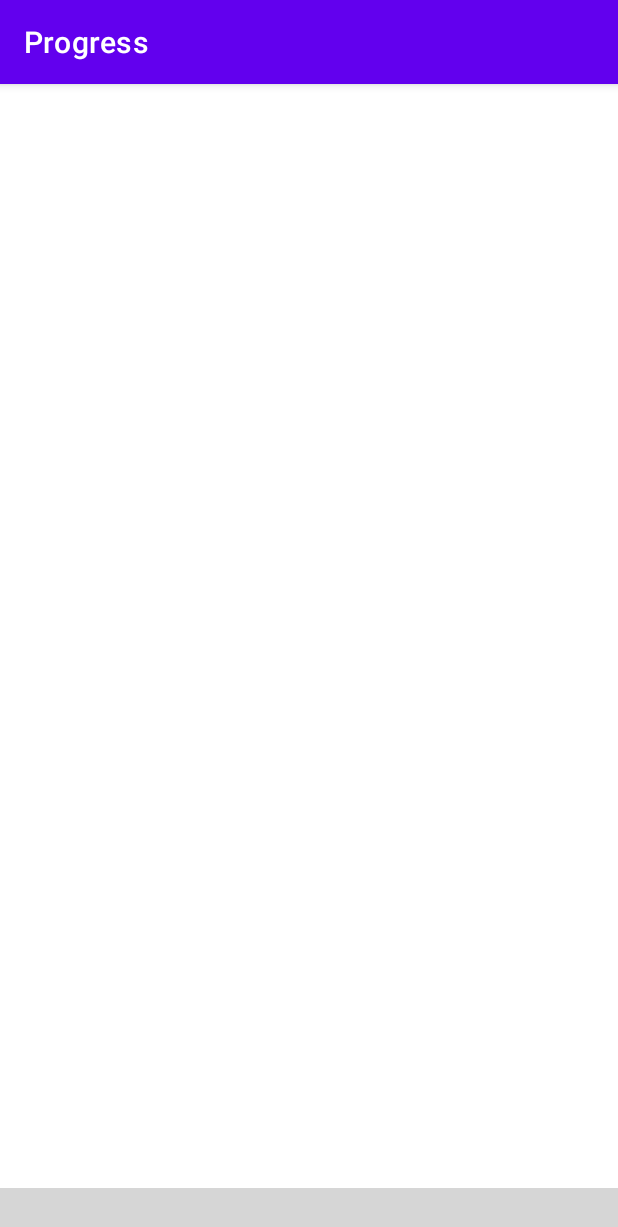
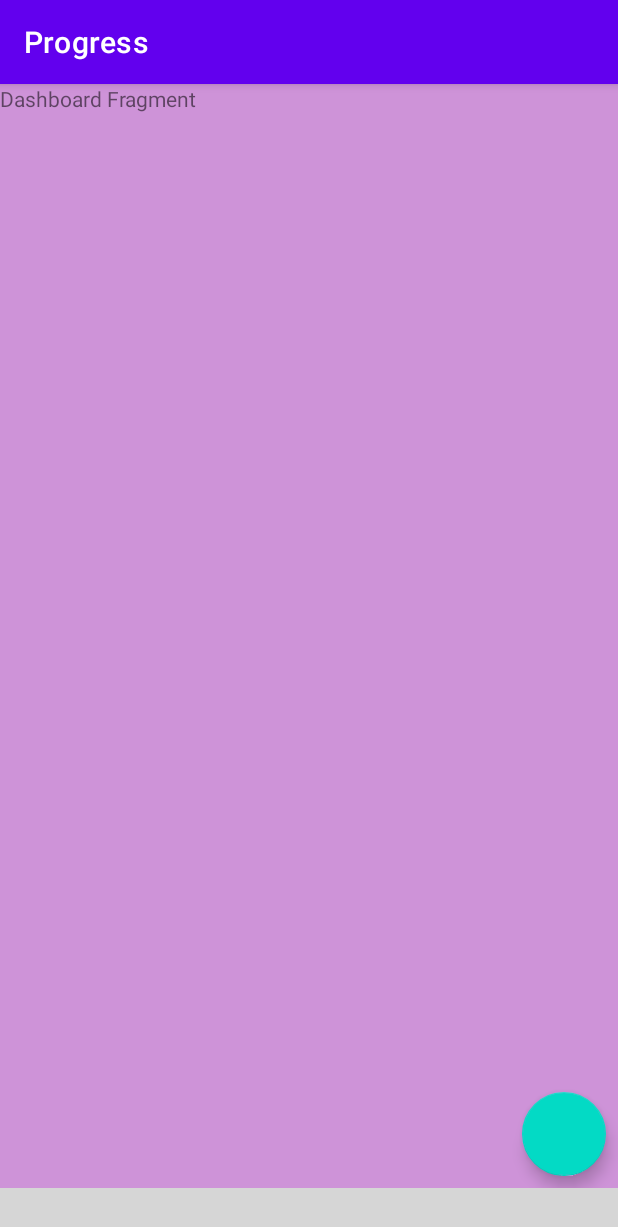
Before and after one commit to william-waiyanhtat/Progress, an Android app: the screen it shows after launch (MainActivity), on a phone screen of 412 x 824 dp. Shown: the top 1227 px of the screen. Run offline under Robolectric (Android 15) with nearby library versions, the phone set to English and light mode, and no system bars; our stand-ins replace Dagger/Hilt's generated code; plain views replace ChipNavigationBar; grey boxes are pictures that could not be loaded.

Commit message:
Fragment Container View Add Floating Action Button Add to Dashboard Fragment

```diff
--- a/app/build.gradle
+++ b/app/build.gradle
@@ -37,6 +37,11 @@ android {
 }
 
 dependencies {
+    def nav_version = "2.3.5"
+
+    // Kotlin
+    implementation("androidx.navigation:navigation-fragment-ktx:$nav_version")
+    implementation("androidx.navigation:navigation-ui-ktx:$nav_version")
 
     implementation "org.jetbrains.kotlin:kotlin-stdlib:$kotlin_version"
     implementation 'androidx.core:core-ktx:1.6.0'
@@ -70,6 +75,10 @@ dependencies {
     testImplementation 'junit:junit:4.+'
     testImplementation "com.google.truth:truth:1.1.3"
 
+    // Testing Navigation
+    androidTestImplementation("androidx.navigation:navigation-testing:$nav_version")
+
+
     androidTestImplementation "com.google.truth:truth:1.0.1"
     androidTestImplementation 'androidx.test.ext:junit:1.1.3'
     androidTestImplementation 'androidx.test.espresso:espresso-core:3.4.0'
--- a/app/src/main/res/layout/activity_main.xml
+++ b/app/src/main/res/layout/activity_main.xml
@@ -4,8 +4,22 @@
     xmlns:tools="http://schemas.android.com/tools"
     android:layout_width="match_parent"
     android:layout_height="match_parent"
+    android:orientation="vertical"
     tools:context=".MainActivity">
 
+
+    <androidx.fragment.app.FragmentContainerView
+        android:id="@+id/nav_host_fragment"
+        android:name="androidx.navigation.fragment.NavHostFragment"
+        android:layout_width="match_parent"
+        android:layout_height="0dp"
+        app:layout_constraintLeft_toLeftOf="parent"
+        app:layout_constraintRight_toRightOf="parent"
+        app:layout_constraintTop_toTopOf="parent"
+        app:layout_constraintBottom_toBottomOf="parent"
+        app:defaultNavHost="true"
+        android:layout_weight="1"
+        app:navGraph="@navigation/nav_graph" />
 
     <com.ismaeldivita.chipnavigation.ChipNavigationBar
         android:layout_width="match_parent"
--- a/app/src/main/res/layout/fragment_dashboard.xml
+++ b/app/src/main/res/layout/fragment_dashboard.xml
@@ -3,12 +3,20 @@
     xmlns:tools="http://schemas.android.com/tools"
     android:layout_width="match_parent"
     android:layout_height="match_parent"
+    android:background="#CE93D8"
     tools:context=".ui.DashboardFragment">
 
     <!-- TODO: Update blank fragment layout -->
     <TextView
         android:layout_width="match_parent"
         android:layout_height="match_parent"
-        android:text="@string/hello_blank_fragment" />
+        android:background="#CE93D8"
+        android:text="Dashboard Fragment" />
+
+    <com.google.android.material.floatingactionbutton.FloatingActionButton
+        android:layout_width="wrap_content"
+        android:layout_height="wrap_content"
+        android:layout_gravity="bottom|right"
+        android:layout_margin="8dp"/>
 
 </FrameLayout>
```
